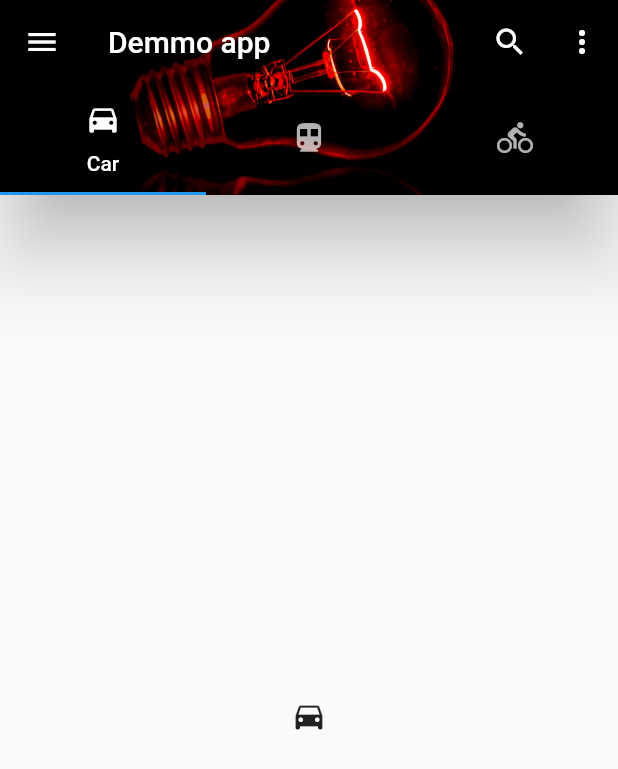
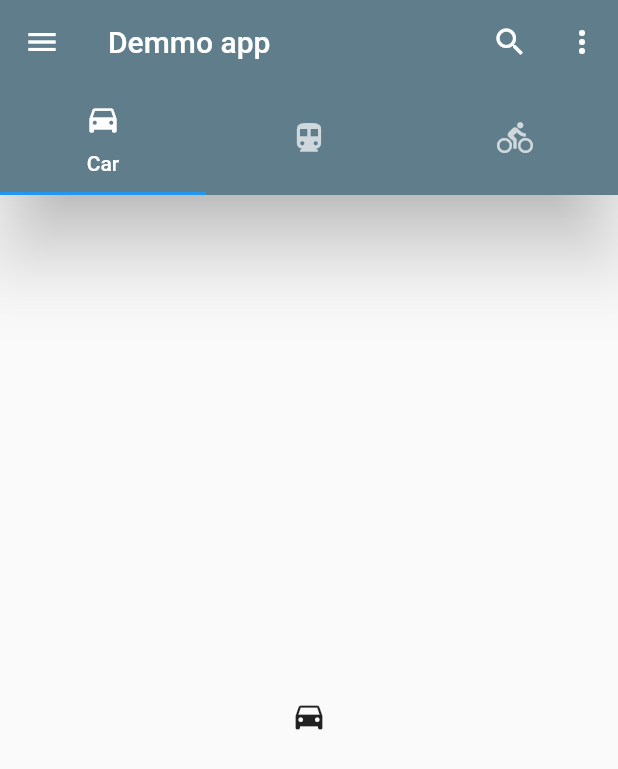
Before and after one commit to Nadil97/Flutter_Basic, a Flutter app: the screen it shows after launch, on a phone screen of 412 x 824 dp. Shown: the top 769 px of the screen. Run offline on Flutter 3.47's test engine with Material 2 defaults, Android fonts, the phone set to English and light mode, and no system bars; our stand-ins replace device_preview.

Commit message:
add background color

```diff
--- a/flutter_basic/lib/main.dart
+++ b/flutter_basic/lib/main.dart
@@ -49,10 +49,10 @@ class MyHomepage extends StatelessWidget {
               onPressed: (() {}),
             )
           ],
-          flexibleSpace: Image.asset(
-            'assets/back.jpg',
-            fit: BoxFit.cover,
-          ),
+          // flexibleSpace: Image.asset(
+          //   'assets/back.jpg',
+          //   fit: BoxFit.cover,
+          // ),
           bottom: const TabBar(
             tabs: [
               Tab(
@@ -64,6 +64,7 @@ class MyHomepage extends StatelessWidget {
             ],
           ),
           elevation: 22.0,
+          backgroundColor: Colors.blueGrey,
         ),
         body: const TabBarView(
           children: [
```
